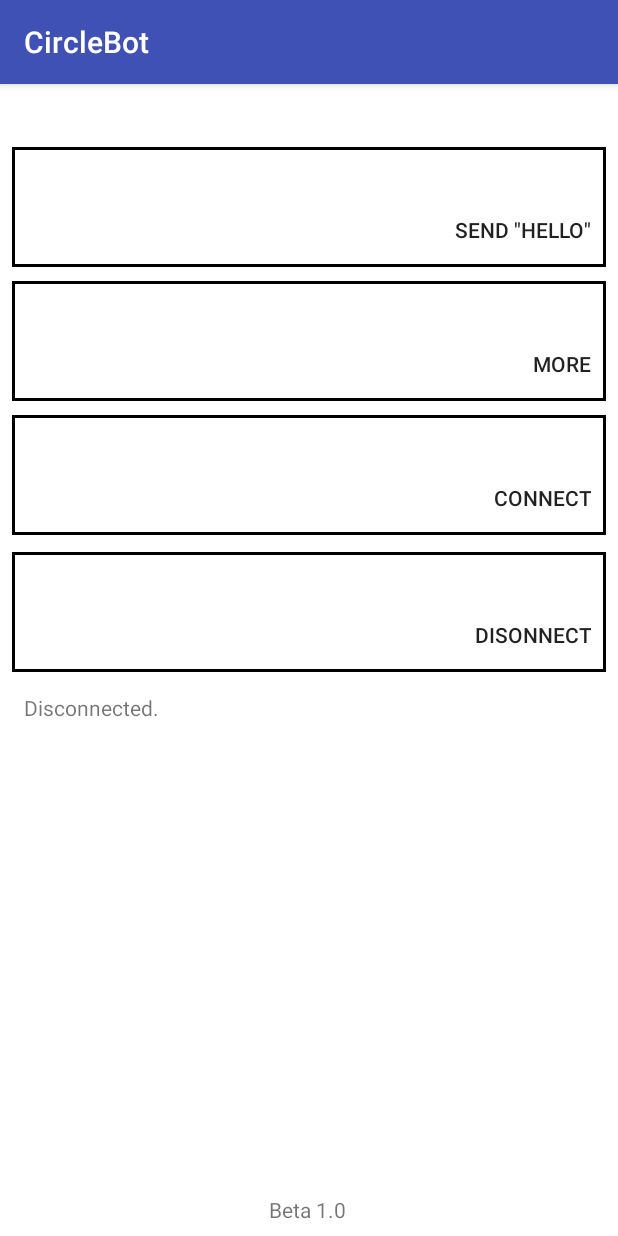
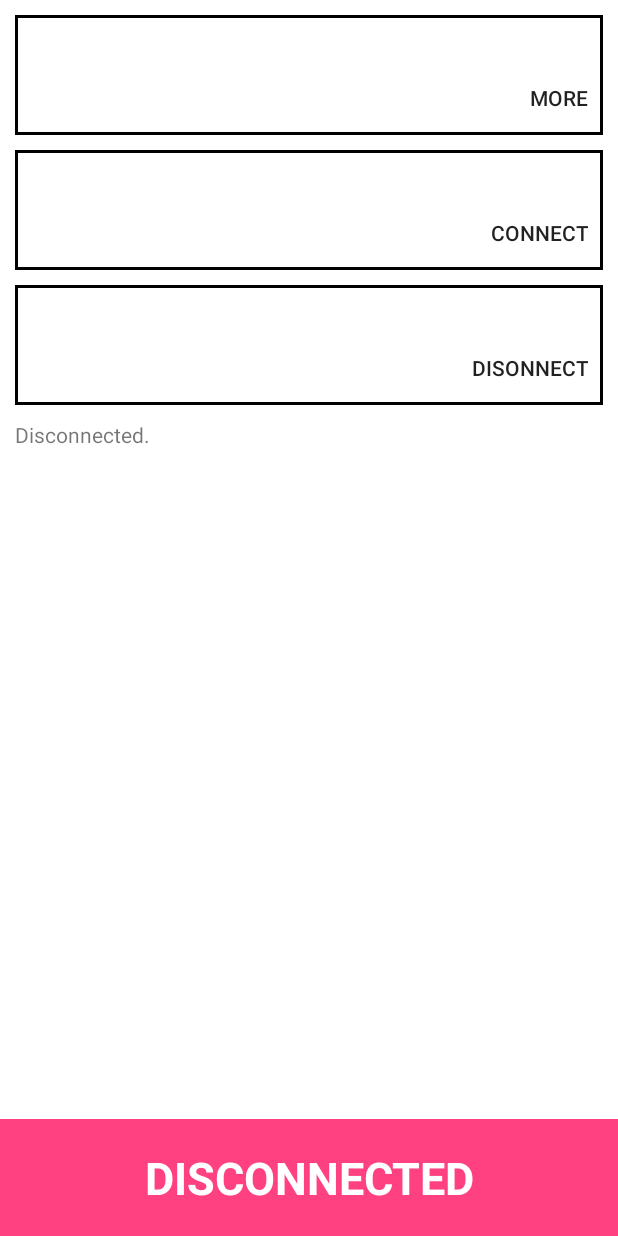
Before and after one commit to sadiwali/DoorLock, an Android app: the screen it shows after launch (MainActivity), on a phone screen of 412 x 824 dp. Run offline under Robolectric (Android 15) with nearby library versions, the phone set to English and light mode, and no system bars.

Commit message:
Modifications to Android App

```diff
--- a/Android/CircleBot/app/src/main/AndroidManifest.xml
+++ b/Android/CircleBot/app/src/main/AndroidManifest.xml
@@ -11,7 +11,7 @@
         android:allowBackup="true"
         android:icon="@mipmap/ic_launcher"
         android:label="@string/app_name"
-        android:roundIcon="@mipmap/ic_launcher"
+        android:roundIcon="@mipmap/ic_launcher_round"
         android:supportsRtl="true"
         android:theme="@style/AppTheme">
         <activity
--- a/Android/CircleBot/app/src/main/java/terafloat/circlebot/Activities/MainActivity.java
+++ b/Android/CircleBot/app/src/main/java/terafloat/circlebot/Activities/MainActivity.java
@@ -1,14 +1,17 @@
 package terafloat.circlebot.Activities;
 
+import android.app.Activity;
 import android.bluetooth.BluetoothAdapter;
 import android.bluetooth.BluetoothDevice;
 import android.content.Intent;
+import android.graphics.Color;
 import android.os.Handler;
 import android.os.Message;
 import android.support.v7.app.AppCompatActivity;
 import android.os.Bundle;
 import android.util.Log;
 import android.view.View;
+import android.view.Window;
 import android.widget.Button;
 import android.widget.TextView;
 import android.widget.Toast;
@@ -20,7 +23,7 @@ import terafloat.circlebot.Constants.Const;
 import terafloat.circlebot.Exceptions.NoConnectionException;
 import terafloat.circlebot.R;
 
-public class MainActivity extends AppCompatActivity {
+public class MainActivity extends Activity {
     // tag for debugger
     private static final String TAG = "MainActivity";
 
@@ -29,7 +32,11 @@ public class MainActivity extends AppCompatActivity {
     private Button btnDisconnect;
     private Button btnSendHello;
     private Button btnMore;
+    private Button btnLock;
+    private Button btnUnlock;
     private TextView lblStatus;
+
+    private boolean isLocked = false;
 
     // variables
 
@@ -50,8 +57,8 @@ public class MainActivity extends AppCompatActivity {
                     byte[] fixedLenBuf = Arrays.copyOfRange(readBuf, 0, msg.arg1);
                     // convert to string
                     String string = new String(fixedLenBuf);
-                    Log.i(TAG, "Received message: " + string);
-                    Toast.makeText(getApplicationContext(), string, Toast.LENGTH_SHORT).show();
+                    // received a string message, process it
+                    processMessage(string);
                     break;
                 case BluetoothConnection.MESSAGE_SENT:
                     readBuf = (byte[])msg.obj;
@@ -65,10 +72,12 @@ public class MainActivity extends AppCompatActivity {
                 case BluetoothConnection.CONNECTION_STARTED:
                     Log.i(TAG, "Connection started...");
                     lblStatus.setText("Connected.");
+                    btnUnlock.setText("UNLOCK");
                     break;
                 case BluetoothConnection.CONNECTION_DISCONNECT:
                     Log.i(TAG, "Connection ended...");
                     lblStatus.setText("Disconnected.");
+                    btnUnlock.setText("DISCONNECTED");
                     break;
                 case BluetoothConnection.COULD_NOT_CONNECT:
                     // did not start the connected thread
@@ -94,21 +103,52 @@ public class MainActivity extends AppCompatActivity {
     }
 
     /**
+     * Process a string received from the RPI
+     * @param message is the string message received.
+     */
+    private void processMessage(String message) {
+        Log.i(TAG, "Received message: " + message);
+        Toast.makeText(getApplicationContext(), message, Toast.LENGTH_SHORT).show();
+
+
+        if (message.equalsIgnoreCase(Const.ACT_LOCKED)) {
+            // door was locked
+            isLocked = true;
+            btnUnlock.setText("UNLOCK");
+
+
+        } else if (message.equalsIgnoreCase(Const.ACT_UNLOCKED)) {
+            // door was just unlocked
+            isLocked = false;
+            btnUnlock.setText("LOCK");
+        }
+    }
+
+    /**
      * Update the displays in activity.
      */
     private void updateScreens() {
         if (BluetoothConnection.getInstance().isConnected()) {
             lblStatus.setText("Connected.");
-
         } else {
             lblStatus.setText("Disconnected.");
         }
+
+
     }
 
+    /**
+     * Determine if status is locked or unlocked.
+     * @return the status of the lock.
+     */
+    private boolean getIsLocked() {
+        return isLocked;
+    }
     @Override
     protected void onCreate(Bundle savedInstanceState) {
         Log.i(TAG, "onCreate");
         super.onCreate(savedInstanceState);
+        requestWindowFeature(Window.FEATURE_NO_TITLE);
         setContentView(R.layout.activity_main);
         init(); // initialize the program
 
@@ -121,6 +161,8 @@ public class MainActivity extends AppCompatActivity {
             Intent enableBtIntent = new Intent(BluetoothAdapter.ACTION_REQUEST_ENABLE);
             startActivity(enableBtIntent); // ask the user for bluetooth enabling
         }
+
+
 
 
     }
@@ -158,18 +200,6 @@ public class MainActivity extends AppCompatActivity {
             }
         });
 
-        this.btnSendHello = (Button) findViewById(R.id.btnSendData);
-        this.btnSendHello.setOnClickListener(new View.OnClickListener() {
-            @Override
-            public void onClick(View v) {
-                try {
-                    BluetoothConnection.getInstance().sendMessage("hello cats");
-                } catch (NoConnectionException e) {
-                    Log.i(TAG, "Message not sent because device disconnected.");
-                }
-            }
-        });
-
         this.btnMore = (Button) findViewById(R.id.btnMore);
         this.btnMore.setOnClickListener(new View.OnClickListener() {
             @Override
@@ -180,6 +210,32 @@ public class MainActivity extends AppCompatActivity {
         });
 
         this.lblStatus = (TextView) findViewById(R.id.lblConnectStatus);
+
+
+        this.btnUnlock = (Button) findViewById(R.id.btnUnlock);
+        btnUnlock.setText("DISCONNECTED");
+
+        this.btnUnlock.setOnClickListener(new View.OnClickListener() {
+            @Override
+            public void onClick(View v) {
+                try {
+                   lockUnlockFcn();
+                } catch (NoConnectionException e) {
+                    Log.i(TAG, "Message not sent because device disconnected.");
+                }
+            }
+        });
+    }
+
+    private void lockUnlockFcn() throws NoConnectionException {
+
+        if (isLocked) {
+            // locked, so unlock
+            BluetoothConnection.getInstance().sendMessage("DO_UNLOCK");
+        } else {
+            // unlocked, so lock
+            BluetoothConnection.getInstance().sendMessage("DO_LOCK");
+        }
 
     }
 
--- a/Android/CircleBot/app/src/main/java/terafloat/circlebot/BluetoothComms/BluetoothConnection.java
+++ b/Android/CircleBot/app/src/main/java/terafloat/circlebot/BluetoothComms/BluetoothConnection.java
@@ -144,6 +144,10 @@ public class BluetoothConnection extends Application {
         } else {
             throw new NoConnectionException("Not connected to device.");
         }
+    }
+
+    public boolean isLocked() {
+        return false;
     }
 
     // Create a BroadcastReceiver for actions
--- a/Android/CircleBot/app/src/main/java/terafloat/circlebot/Constants/Const.java
+++ b/Android/CircleBot/app/src/main/java/terafloat/circlebot/Constants/Const.java
@@ -6,6 +6,10 @@ package terafloat.circlebot.Constants;
 
 public final class Const {
 
+    public static final String VAR_REQ = "REQVAR1";
+    public static final String ACT_UNLOCKED = "1231";
+    public static final String ACT_LOCKED = "12231";
+
 
 
 
--- /dev/null
+++ b/Android/CircleBot/app/src/main/res/drawable/btnripple_2.xml
@@ -0,0 +1,32 @@
+<?xml version="1.0" encoding="utf-8"?>
+<ripple xmlns:android="http://schemas.android.com/apk/res/android"
+    xmlns:tools="http://schemas.android.com/tools"
+    android:color="#4f083f"
+    tools:targetApi="lollipop">
+    <item>
+        <shape android:shape="rectangle" >
+            <corners
+                android:radius="0dp"
+                />
+            <solid
+                android:color="#b988ff"
+                />
+            <padding
+                android:left="10dp"
+                android:top="10dp"
+                android:right="10dp"
+                android:bottom="10dp"
+                />
+            <size
+                android:width="270dp"
+                android:height="80dp"
+                />
+        </shape>
+    </item>
+
+    <item android:id="@android:id/mask">
+        <shape android:shape="rectangle">
+            <solid android:color="#f816a463" />
+        </shape>
+    </item>
+</ripple>
--- a/Android/CircleBot/app/src/main/res/layout/activity_main.xml
+++ b/Android/CircleBot/app/src/main/res/layout/activity_main.xml
@@ -8,26 +8,94 @@
     tools:context="terafloat.circlebot.Activities.MainActivity">
 
 
-    <TextView
-        android:id="@+id/lblConnectStatus"
+        <Button
+            android:id="@+id/btnUnlock"
+            style="@style/Widget.AppCompat.Button.Borderless"
+            android:layout_width="match_parent"
+            android:layout_height="78dp"
+            android:layout_margin="0dp"
+            android:background="@drawable/btnripple_2"
+            android:backgroundTint="@color/colorAccent"
+            android:elevation="0dp"
+            android:fontFamily="sans-serif"
+            android:lineSpacingExtra="24sp"
+            android:text="UNLOCK"
+            android:textAlignment="center"
+            android:textAllCaps="true"
+            android:textColor="@android:color/background_light"
+            android:textSize="30sp"
+            android:textStyle="bold"
+            android:typeface="normal"
+            app:layout_constraintBottom_toBottomOf="parent"
+            app:layout_constraintEnd_toEndOf="parent"
+            app:layout_constraintHorizontal_bias="0.0"
+            app:layout_constraintLeft_toLeftOf="parent"
+            app:layout_constraintRight_toRightOf="parent"
+            app:layout_constraintTop_toBottomOf="@+id/scrlView" />
+
+        <ScrollView
+            android:id="@+id/scrlView"
             android:layout_width="0dp"
-        android:layout_height="17dp"
+            android:layout_height="0dp"
+            android:layout_margin="0dp"
             android:layout_marginLeft="8dp"
             android:layout_marginRight="8dp"
-        android:layout_marginTop="14dp"
-        app:layout_constraintHorizontal_bias="0.497"
-        app:layout_constraintLeft_toLeftOf="@+id/btnDisconnect"
-        app:layout_constraintRight_toRightOf="@+id/btnDisconnect"
-        app:layout_constraintTop_toBottomOf="@+id/btnDisconnect"
+            android:scrollbars="none"
+            app:layout_constraintBottom_toTopOf="@+id/btnUnlock"
+            app:layout_constraintLeft_toLeftOf="parent"
+            app:layout_constraintRight_toRightOf="parent"
+            app:layout_constraintTop_toTopOf="parent"
+            app:layout_constraintVertical_chainStyle="spread">
+
+
+                <android.support.constraint.ConstraintLayout
+                    android:layout_width="match_parent"
+                    android:layout_height="match_parent">
+
+                        <Button
+                            android:id="@+id/btnDisconnect"
+                            style="@style/Widget.AppCompat.Button.Borderless"
+                            android:layout_width="match_parent"
+                            android:layout_height="wrap_content"
+                            android:layout_margin="10dp"
+                            android:layout_marginLeft="8dp"
+                            android:layout_marginRight="8dp"
+                            android:layout_marginTop="8dp"
+                            android:background="@drawable/btnripple_1"
+                            android:text="@string/disconnect"
+                            android:textAlignment="textEnd"
+                            android:textAppearance="@style/TextAppearance.AppCompat.Button"
+                            app:layout_constraintHorizontal_bias="0.222"
+                            app:layout_constraintLeft_toLeftOf="@+id/btnConnect"
+                            app:layout_constraintRight_toRightOf="@+id/btnConnect"
+                            app:layout_constraintTop_toBottomOf="@+id/btnConnect" />
+
+                        <Button
+                            android:id="@+id/btnMore"
+                            style="@style/Widget.AppCompat.Button.Borderless"
+                            android:layout_width="match_parent"
+                            android:layout_height="80dp"
+                            android:layout_margin="10dp"
+                            android:layout_marginEnd="8dp"
                             android:layout_marginStart="8dp"
-        android:layout_marginEnd="8dp" />
+                            android:layout_marginTop="8dp"
+                            android:background="@drawable/btnripple_1"
+                            android:text="@string/more"
+                            android:textAlignment="textEnd"
+                            android:textAppearance="@style/TextAppearance.AppCompat.Button"
+                            app:layout_constraintEnd_toEndOf="parent"
+                            app:layout_constraintStart_toStartOf="parent"
+                            app:layout_constraintTop_toTopOf="parent" />
 
                         <Button
                             android:id="@+id/btnConnect"
                             style="@android:style/Widget.DeviceDefault.Button.Borderless"
-        android:layout_width="0dp"
-        android:layout_height="wrap_content"
-        android:layout_marginTop="9dp"
+                            android:layout_width="match_parent"
+                            android:layout_height="80dp"
+                            android:layout_margin="10dp"
+                            android:layout_marginLeft="8dp"
+                            android:layout_marginRight="8dp"
+                            android:layout_marginTop="8dp"
                             android:background="@drawable/btnripple_1"
                             android:text="@string/connect"
                             android:textAlignment="textEnd"
@@ -37,66 +105,22 @@
                             app:layout_constraintRight_toRightOf="@+id/btnMore"
                             app:layout_constraintTop_toBottomOf="@+id/btnMore" />
 
-    <Button
-        android:id="@+id/btnMore"
-        style="@style/Widget.AppCompat.Button.Borderless"
-        android:layout_width="0dp"
+                        <TextView
+                            android:id="@+id/lblConnectStatus"
+                            android:layout_width="match_parent"
                             android:layout_height="wrap_content"
-        android:layout_marginTop="9dp"
-        android:background="@drawable/btnripple_1"
-        android:text="@string/more"
-        android:textAlignment="textEnd"
-        android:textAppearance="@style/TextAppearance.AppCompat.Button"
-        app:layout_constraintRight_toRightOf="@+id/btnSendData"
-        app:layout_constraintTop_toBottomOf="@+id/btnSendData"
-        app:layout_constraintLeft_toLeftOf="@+id/btnSendData"
-        app:layout_constraintHorizontal_bias="0.0" />
-
-    <Button
-        android:id="@+id/btnDisconnect"
-        style="@style/Widget.AppCompat.Button.Borderless"
-        android:layout_width="0dp"
-        android:layout_height="wrap_content"
-        android:layout_marginTop="11dp"
-        android:background="@drawable/btnripple_1"
-        android:text="@string/disconnect"
-        android:textAlignment="textEnd"
-        android:textAppearance="@style/TextAppearance.AppCompat.Button"
-        app:layout_constraintRight_toRightOf="@+id/btnConnect"
-        app:layout_constraintTop_toBottomOf="@+id/btnConnect"
-        app:layout_constraintLeft_toLeftOf="@+id/btnConnect" />
-
-    <Button
-        android:id="@+id/btnSendData"
-        style="@style/Widget.AppCompat.Button.Borderless"
-        android:layout_width="0dp"
-        android:layout_height="wrap_content"
-        android:layout_marginLeft="8dp"
-        android:layout_marginTop="42dp"
-        android:background="@drawable/btnripple_1"
-        android:text='Send "Hello"'
-        android:textAlignment="textEnd"
-        app:layout_constraintLeft_toLeftOf="parent"
-        app:layout_constraintTop_toTopOf="parent"
-        android:layout_marginRight="8dp"
-        app:layout_constraintRight_toRightOf="parent"
-        app:layout_constraintHorizontal_bias="0.0"
-        android:layout_marginStart="8dp"
-        android:layout_marginEnd="8dp" />
-
-    <TextView
-        android:id="@+id/lblBeta"
-        android:layout_width="wrap_content"
-        android:layout_height="wrap_content"
+                            android:layout_margin="10dp"
                             android:layout_marginLeft="8dp"
                             android:layout_marginRight="8dp"
-        android:text="Beta 1.0"
-        app:layout_constraintLeft_toLeftOf="parent"
-        app:layout_constraintRight_toRightOf="parent"
-        app:layout_constraintHorizontal_bias="0.498"
-        app:layout_constraintBottom_toBottomOf="parent"
-        android:layout_marginBottom="8dp"
-        android:layout_marginStart="8dp"
-        android:layout_marginEnd="8dp" />
+                            android:layout_marginTop="8dp"
+                            android:text="Status:"
+                            app:layout_constraintHorizontal_bias="0.222"
+                            app:layout_constraintLeft_toLeftOf="@+id/btnDisconnect"
+                            app:layout_constraintRight_toRightOf="@+id/btnDisconnect"
+                            app:layout_constraintTop_toBottomOf="@+id/btnDisconnect" />
 
                 </android.support.constraint.ConstraintLayout>
+
+        </ScrollView>
+
+</android.support.constraint.ConstraintLayout>
--- a/Android/CircleBot/app/src/main/res/values/colors.xml
+++ b/Android/CircleBot/app/src/main/res/values/colors.xml
@@ -1,6 +1,6 @@
 <?xml version="1.0" encoding="utf-8"?>
 <resources>
     <color name="colorPrimary">#3F51B5</color>
-    <color name="colorPrimaryDark">#303F9F</color>
+    <color name="colorPrimaryDark">#303f9f</color>
     <color name="colorAccent">#ff4081</color>
 </resources>
--- a/Android/CircleBot/build.gradle
+++ b/Android/CircleBot/build.gradle
@@ -5,7 +5,7 @@ buildscript {
         jcenter()
     }
     dependencies {
-        classpath 'com.android.tools.build:gradle:2.3.3'
+        classpath 'com.android.tools.build:gradle:3.0.1'
 
         // NOTE: Do not place your application dependencies here; they belong
         // in the individual module build.gradle files
```
Also changed, not shown: Android/CircleBot/app/src/main/ic_launcher-web.png, Android/CircleBot/app/src/main/ic_launcher_round-web.png (added), Android/CircleBot/app/src/main/res/mipmap-hdpi/ic_launcher.png, Android/CircleBot/app/src/main/res/mipmap-hdpi/ic_launcher_round.png, Android/CircleBot/app/src/main/res/mipmap-mdpi/ic_launcher.png, Android/CircleBot/app/src/main/res/mipmap-mdpi/ic_launcher_round.png, Android/CircleBot/app/src/main/res/mipmap-xhdpi/ic_launcher.png, Android/CircleBot/app/src/main/res/mipmap-xhdpi/ic_launcher_round.png, Android/CircleBot/app/src/main/res/mipmap-xxhdpi/ic_launcher.png, Android/CircleBot/app/src/main/res/mipmap-xxhdpi/ic_launcher_round.png, Android/CircleBot/app/src/main/res/mipmap-xxxhdpi/ic_launcher.png, Android/CircleBot/app/src/main/res/mipmap-xxxhdpi/ic_launcher_round.png, Android/CircleBot/gradle/wrapper/gradle-wrapper.properties. Lines whose indentation alone changed are shown as unchanged.
